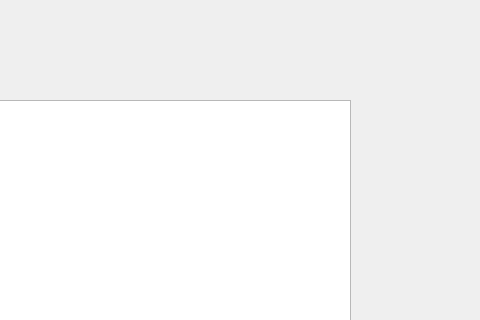
First picture: the form in mainwindow.ui, repository singhsoumya0109/RainMan_game, before the edit; both pictures show x 320 to 800 and y 0 to 320 of the 800 by 600 pixel window.
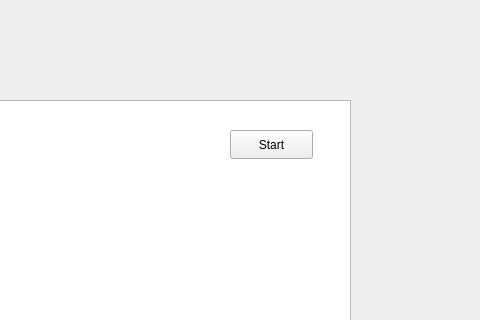
Second picture: the form after the edit.

Commit message: Added  Start Button

Diff of the .ui file:
```diff
--- a/mainwindow.ui
+++ b/mainwindow.ui
@@ -24,6 +24,19 @@
      </rect>
     </property>
    </widget>
+   <widget class="QPushButton" name="pushButton">
+    <property name="geometry">
+     <rect>
+      <x>550</x>
+      <y>130</y>
+      <width>83</width>
+      <height>29</height>
+     </rect>
+    </property>
+    <property name="text">
+     <string>Start</string>
+    </property>
+   </widget>
   </widget>
   <widget class="QMenuBar" name="menubar">
    <property name="geometry">
```
The commit also changes 27 other files.
